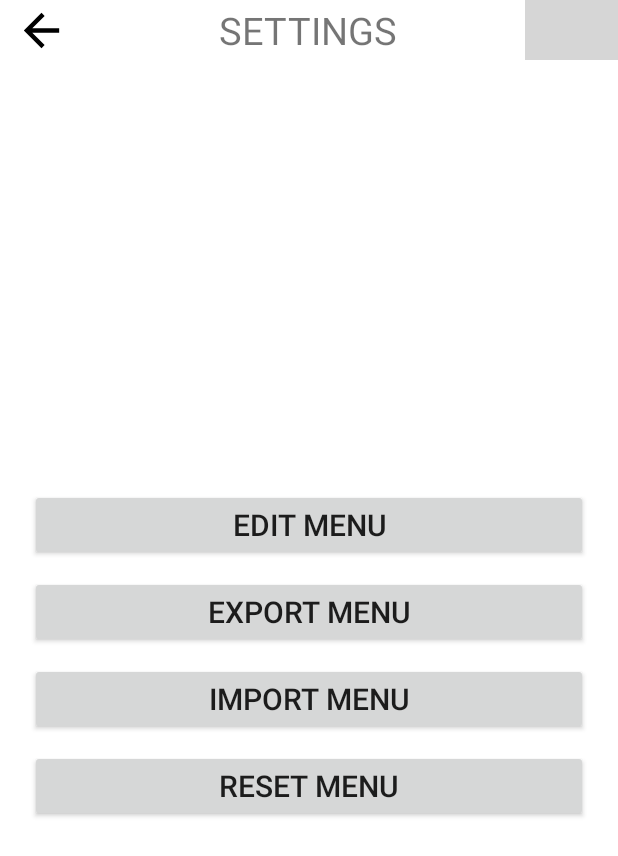
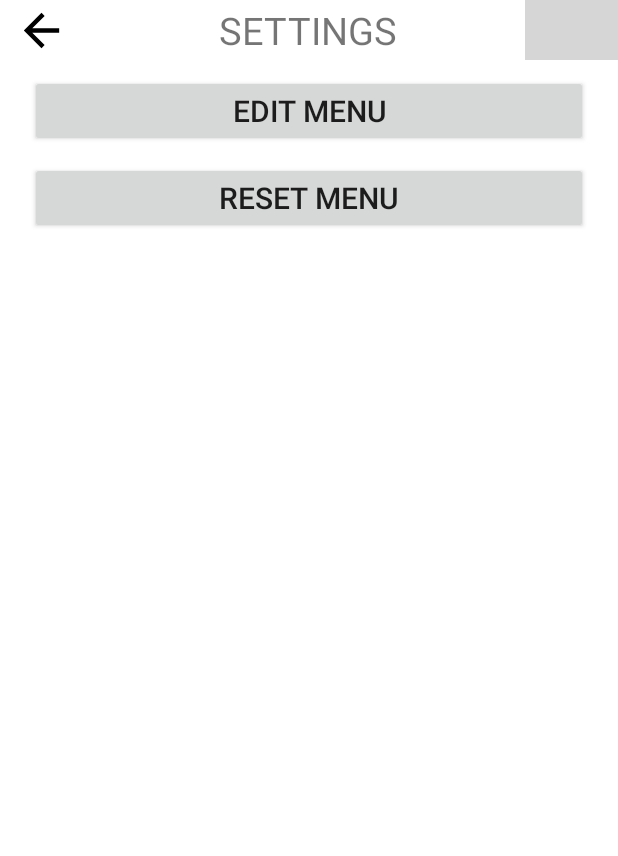
Before and after one commit to wjjasd/MenuMemo, an Android app: the SettingsActivity screen opened directly, with no data from a screen before it, on a phone screen of 412 x 824 dp. Shown: the top 856 px of the screen. Run offline under Robolectric (Android 15) with nearby library versions, the phone set to English and light mode, and no system bars; grey boxes are pictures that could not be loaded.

Commit message:
기본기능 구현완료

```diff
--- a/app/src/main/java/com/wjjasd/google/menumemo/SettingsActivity.java
+++ b/app/src/main/java/com/wjjasd/google/menumemo/SettingsActivity.java
@@ -54,15 +54,11 @@ public class SettingsActivity extends AppCompatActivity implements View.OnClickL
         backBtn = findViewById(R.id.backBtn_settings);
         homeBtn = findViewById(R.id.homeBtn_settings);
         editMenuBtn = findViewById(R.id.editMenuBtn_settings);
-        exportMenuBtn = findViewById(R.id.exportMenu_settings);
-        importMenuBtn = findViewById(R.id.importMenu_settings);
         resetMenuBtn = findViewById(R.id.resetMenu_settings);
 
         backBtn.setOnClickListener(this);
         homeBtn.setOnClickListener(this);
         editMenuBtn.setOnClickListener(this);
-        exportMenuBtn.setOnClickListener(this);
-        importMenuBtn.setOnClickListener(this);
         resetMenuBtn.setOnClickListener(this);
     }
 
--- a/app/src/main/res/layout/activity_main.xml
+++ b/app/src/main/res/layout/activity_main.xml
@@ -110,11 +110,7 @@
             android:layout_height="wrap_content"
             android:text="@string/all_clear" />
 
-        <Button
-            android:id="@+id/tableBtn_main"
-            android:layout_width="wrap_content"
-            android:layout_height="wrap_content"
-            android:text="@string/table" />
+
     </LinearLayout>
 
     <LinearLayout
--- a/app/src/main/res/layout/activity_settings.xml
+++ b/app/src/main/res/layout/activity_settings.xml
@@ -67,8 +67,8 @@
     <LinearLayout
         android:layout_width="match_parent"
         android:layout_height="match_parent"
-        android:orientation="vertical"
-        android:gravity="center">
+        android:gravity="center_horizontal"
+        android:orientation="vertical">
 
         <Button
             android:id="@+id/editMenuBtn_settings"
@@ -80,35 +80,16 @@
             android:text="@string/edit_menu"
             android:textSize="20sp" />
 
-        <Button
-            android:id="@+id/exportMenu_settings"
-            android:layout_width="match_parent"
-            android:layout_height="wrap_content"
-            android:layout_marginTop="10dp"
-            android:layout_marginLeft="20dp"
-            android:layout_marginRight="20dp"
-            android:text="@string/export_menu"
-            android:textSize="20sp"/>
-        <Button
-            android:id="@+id/importMenu_settings"
-            android:layout_width="match_parent"
-            android:layout_height="wrap_content"
-            android:layout_marginTop="10dp"
-            android:layout_marginLeft="20dp"
-            android:layout_marginRight="20dp"
-            android:text="@string/import_menu"
-            android:textSize="20sp"/>
+
         <Button
             android:id="@+id/resetMenu_settings"
             android:layout_width="match_parent"
             android:layout_height="wrap_content"
+            android:layout_marginLeft="20dp"
             android:layout_marginTop="10dp"
-            android:layout_marginLeft="20dp"
             android:layout_marginRight="20dp"
             android:text="@string/reset_menu"
-            android:textSize="20sp"/>
-
-
+            android:textSize="20sp" />
 
 
     </LinearLayout>
--- a/app/src/main/res/values/colors.xml
+++ b/app/src/main/res/values/colors.xml
@@ -1,6 +1,6 @@
 <?xml version="1.0" encoding="utf-8"?>
 <resources>
-    <color name="colorPrimary">#008577</color>
+    <color name="colorPrimary">#79A096</color>
     <color name="colorPrimaryDark">#00574B</color>
     <color name="colorAccent">#D81B60</color>
     <color name="white">#FFFFFF</color>
```
Also changed, not shown: app/src/main/java/com/wjjasd/google/menumemo/MainActivity.java (+60 -19 lines).
